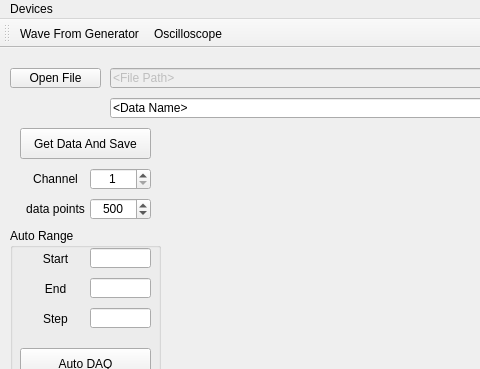
The window that mainwindow.ui (TripletESR/DAQ_GUI) describes before a commit, drawn with Qt 5; both pictures show x 0 to 480 and y 0 to 369 of the 1003 by 790 pixel window.
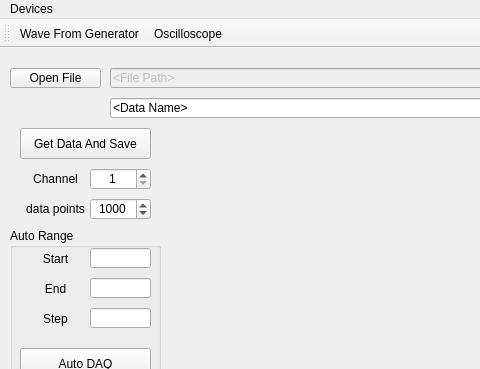
The same window after the commit. Custom widgets are drawn as their Qt base class.

Commit message: simplify Plot code

Diff of the .ui file:
```diff
--- a/mainwindow.ui
+++ b/mainwindow.ui
@@ -108,7 +108,7 @@
      <number>1</number>
     </property>
     <property name="value">
-     <number>500</number>
+     <number>1000</number>
     </property>
    </widget>
    <widget class="QSpinBox" name="spinBox_ch">
```
The commit also changes 2 other files.
